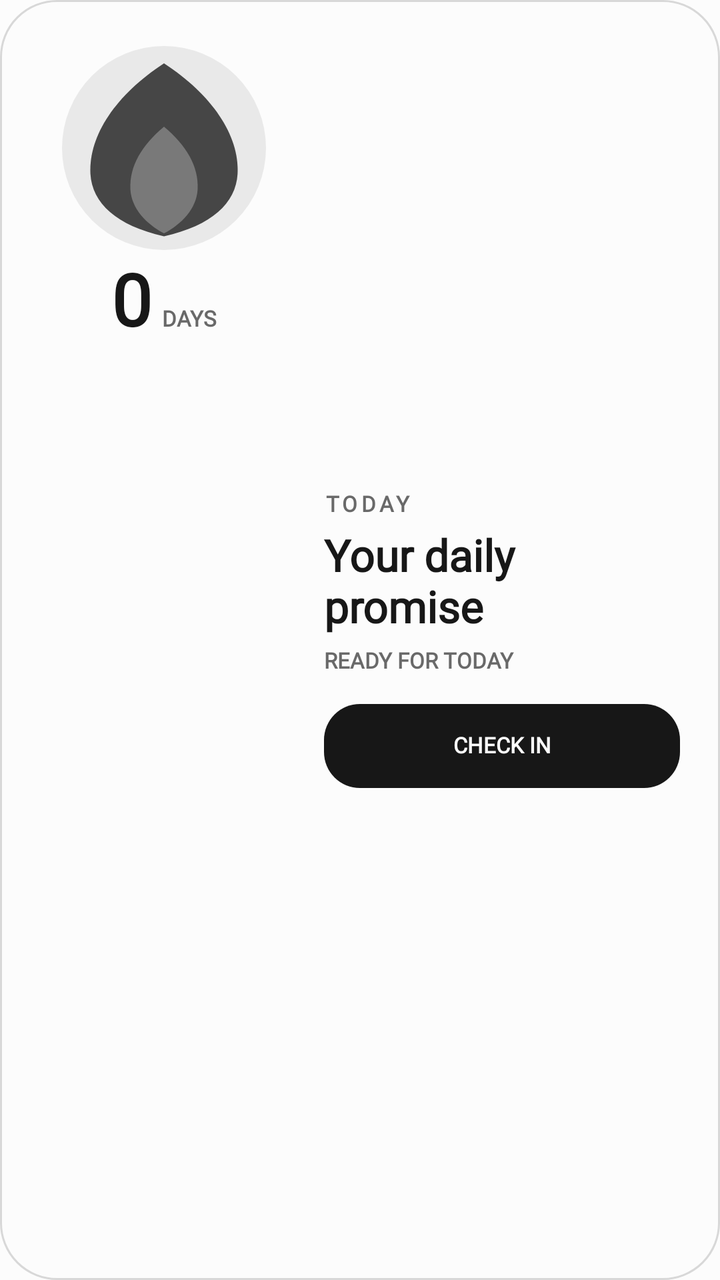
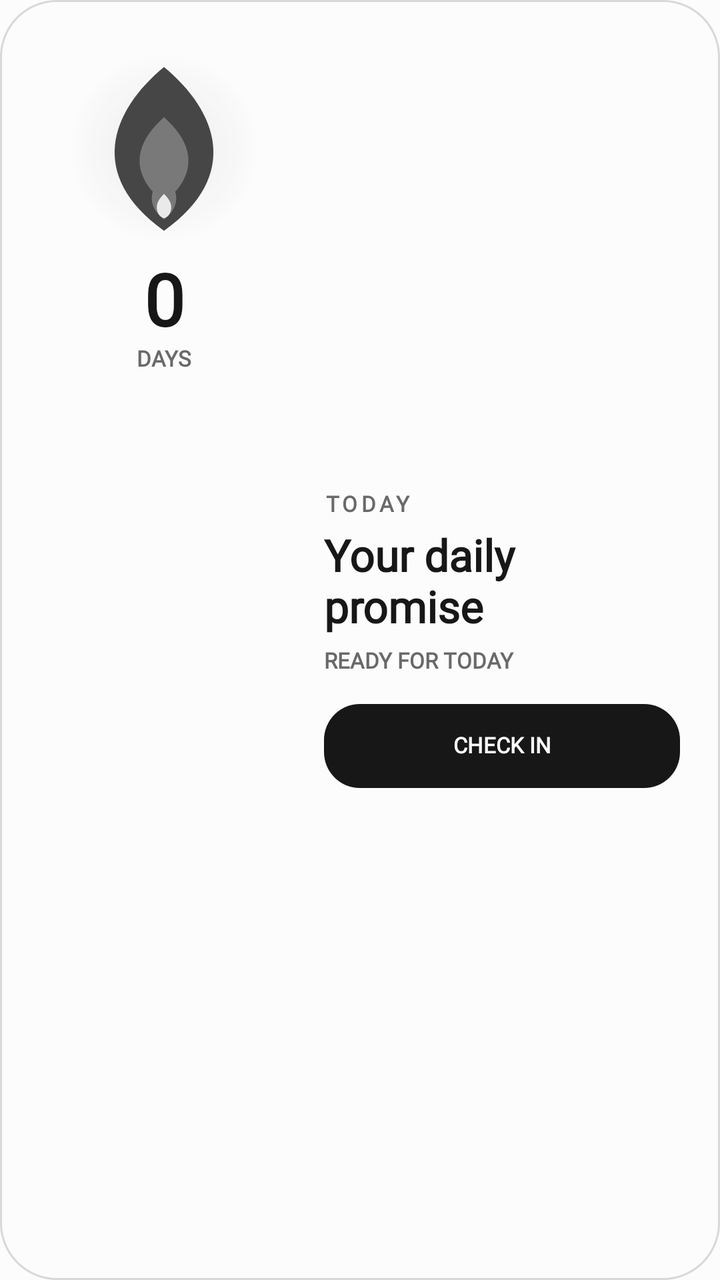

Compare the two renders of this Android layout. The source of the first and the diff that turns it into the second are given below.
<!-- AndroidManifest.xml: application theme Theme.StreakWidget -->
<!-- res/layout/widget_layout_expanded.xml -->
<?xml version="1.0" encoding="utf-8"?>
<FrameLayout xmlns:android="http://schemas.android.com/apk/res/android"
    android:id="@+id/widget_background"
    android:layout_width="match_parent"
    android:layout_height="match_parent"
    android:background="@drawable/widget_bg_shape"
    android:padding="20dp">

    <LinearLayout
        android:layout_width="match_parent"
        android:layout_height="match_parent"
        android:gravity="center_vertical"
        android:orientation="horizontal">

        <LinearLayout
            android:layout_width="124dp"
            android:layout_height="match_parent"
            android:gravity="center_horizontal"
            android:orientation="vertical">

            <FrameLayout
                android:layout_width="108dp"
                android:layout_height="108dp">

                <ImageView
                    android:id="@+id/widget_flame_glow"
                    android:layout_width="102dp"
                    android:layout_height="102dp"
                    android:layout_gravity="center"
                    android:contentDescription="@null"
                    android:src="@drawable/widget_flame_glow" />

                <ImageView
                    android:id="@+id/widget_flame_outer"
                    android:layout_width="92dp"
                    android:layout_height="92dp"
                    android:layout_gravity="center"
                    android:contentDescription="@null"
                    android:src="@drawable/ic_widget_flame_outer" />

                <ImageView
                    android:id="@+id/widget_flame_inner"
                    android:layout_width="58dp"
                    android:layout_height="58dp"
                    android:layout_gravity="center_horizontal|bottom"
                    android:layout_marginBottom="9dp"
                    android:contentDescription="@null"
                    android:src="@drawable/ic_widget_flame_inner" />
            </FrameLayout>

            <LinearLayout
                android:layout_width="wrap_content"
                android:layout_height="wrap_content"
                android:layout_marginTop="2dp"
                android:gravity="bottom"
                android:orientation="horizontal">

                <TextView
                    style="@style/WidgetText"
                    android:id="@+id/widget_streak_count"
                    android:layout_width="wrap_content"
                    android:layout_height="wrap_content"
                    android:includeFontPadding="false"
                    android:text="@string/widget_preview_count"
                    android:textColor="#171717"
                    android:textSize="36sp"
                    android:textStyle="bold" />

                <TextView
                    style="@style/WidgetText"
                    android:id="@+id/widget_streak_label"
                    android:layout_width="wrap_content"
                    android:layout_height="wrap_content"
                    android:layout_marginStart="5dp"
                    android:includeFontPadding="false"
                    android:text="@string/widget_preview_days"
                    android:textColor="#696969"
                    android:textSize="11sp"
                    android:textStyle="bold" />
            </LinearLayout>
        </LinearLayout>

        <LinearLayout
            android:layout_width="0dp"
            android:layout_height="match_parent"
            android:layout_marginStart="18dp"
            android:layout_weight="1"
            android:gravity="center_vertical"
            android:orientation="vertical">

            <TextView
                style="@style/WidgetText"
                android:id="@+id/widget_eyebrow"
                android:layout_width="match_parent"
                android:layout_height="wrap_content"
                android:includeFontPadding="false"
                android:letterSpacing="0.16"
                android:text="@string/widget_preview_today"
                android:textColor="#696969"
                android:textSize="11sp"
                android:textStyle="bold" />

            <TextView
                style="@style/WidgetText"
                android:id="@+id/widget_habit_name"
                android:layout_width="match_parent"
                android:layout_height="wrap_content"
                android:layout_marginTop="7dp"
                android:ellipsize="end"
                android:includeFontPadding="false"
                android:maxLines="2"
                android:text="@string/widget_preview_goal"
                android:textColor="#171717"
                android:textSize="22sp"
                android:textStyle="bold" />

            <TextView
                style="@style/WidgetText"
                android:id="@+id/widget_status"
                android:layout_width="match_parent"
                android:layout_height="wrap_content"
                android:layout_marginTop="7dp"
                android:ellipsize="end"
                android:includeFontPadding="false"
                android:maxLines="1"
                android:text="@string/widget_preview_status"
                android:textColor="#696969"
                android:textSize="11sp"
                android:textStyle="bold" />

            <TextView
                style="@style/WidgetText"
                android:id="@+id/widget_task_progress"
                android:layout_width="match_parent"
                android:layout_height="wrap_content"
                android:layout_marginTop="5dp"
                android:ellipsize="end"
                android:includeFontPadding="false"
                android:maxLines="1"
                android:textColor="#696969"
                android:textSize="11sp"
                android:textStyle="bold"
                android:visibility="gone" />

            <TextView
                style="@style/WidgetText"
                android:id="@+id/widget_check_in"
                android:layout_width="match_parent"
                android:layout_height="42dp"
                android:layout_marginTop="15dp"
                android:background="@drawable/widget_action_shape"
                android:gravity="center"
                android:includeFontPadding="false"
                android:text="@string/widget_preview_check_in"
                android:textAllCaps="true"
                android:textColor="#FCFCFC"
                android:textSize="11sp"
                android:textStyle="bold" />
        </LinearLayout>
    </LinearLayout>
</FrameLayout>
<!-- resources referenced by this layout -->
<resources>
  <!-- drawable ic_widget_flame_inner (drawable) -->
  <?xml version="1.0" encoding="utf-8"?>
  <vector xmlns:android="http://schemas.android.com/apk/res/android"
      android:width="100dp"
      android:height="100dp"
      android:viewportWidth="100"
      android:viewportHeight="100">
      <path
          android:fillColor="@color/widget_flame_idle_inner"
          android:pathData="M50,4 C69,20 80,38 79,58 C78,75 65,88 50,96 C35,88 22,75 21,58 C20,38 31,20 50,4 Z" />
  </vector>
  <!-- drawable ic_widget_flame_outer (drawable) -->
  <?xml version="1.0" encoding="utf-8"?>
  <vector xmlns:android="http://schemas.android.com/apk/res/android"
      android:width="100dp"
      android:height="100dp"
      android:viewportWidth="100"
      android:viewportHeight="100">
      <path
          android:fillColor="@color/widget_flame_idle_outer"
          android:pathData="M50,4 C76,21 91,43 90,64 C89,80 76,92 50,98 C24,92 11,80 10,64 C9,43 24,21 50,4 Z" />
  </vector>
  <!-- drawable widget_action_shape (drawable) -->
  <?xml version="1.0" encoding="utf-8"?>
  <shape xmlns:android="http://schemas.android.com/apk/res/android" android:shape="rectangle">
      <solid android:color="@color/widget_action_surface" />
      <corners android:radius="18dp" />
  </shape>
  <!-- drawable widget_bg_shape (drawable) -->
  <?xml version="1.0" encoding="utf-8"?>
  <shape xmlns:android="http://schemas.android.com/apk/res/android" android:shape="rectangle">
      <solid android:color="@color/widget_surface" />
      <corners android:radius="28dp" />
      <stroke
          android:width="1dp"
          android:color="@color/widget_outline" />
  </shape>
  <!-- drawable widget_flame_glow (drawable) -->
  <?xml version="1.0" encoding="utf-8"?>
  <shape xmlns:android="http://schemas.android.com/apk/res/android" android:shape="oval">
      <solid android:color="@color/widget_flame_idle_glow" />
  </shape>
  <string name="widget_preview_check_in">CHECK IN</string>
  <string name="widget_preview_count">0</string>
  <string name="widget_preview_days">DAYS</string>
  <string name="widget_preview_goal">Your daily promise</string>
  <string name="widget_preview_status">READY FOR TODAY</string>
  <string name="widget_preview_today">TODAY</string>
  <style name="WidgetText">
          <item name="android:fontFamily">serif</item>
      </style>
  <style name="Theme.StreakWidget" parent="android:Theme.Material.Light.NoActionBar">
          <item name="android:windowBackground">#FCFCFC</item>
          <item name="android:colorAccent">#151515</item>
          <item name="android:statusBarColor">#FCFCFC</item>
          <item name="android:navigationBarColor">#FCFCFC</item>
          <item name="android:windowLightStatusBar">true</item>
          <item name="android:windowNoTitle">true</item>
      </style>
  <color name="widget_flame_idle_inner">#797979</color>
  <color name="widget_flame_idle_outer">#464646</color>
  <color name="widget_action_surface">#171717</color>
  <color name="widget_surface">#FCFCFC</color>
  <color name="widget_outline">#D8D8D8</color>
  <color name="widget_flame_idle_glow">#14171717</color>
</resources>

<!-- the commit's change to res/layout/widget_layout_expanded.xml (unified diff, before → after) -->
@@ -39,6 +39,14 @@
                     android:src="@drawable/ic_widget_flame_outer" />
 
                 <ImageView
+                    android:id="@+id/widget_flame_mid"
+                    android:layout_width="70dp"
+                    android:layout_height="70dp"
+                    android:layout_gravity="center"
+                    android:contentDescription="@null"
+                    android:src="@drawable/ic_widget_flame_mid" />
+
+                <ImageView
                     android:id="@+id/widget_flame_inner"
                     android:layout_width="58dp"
                     android:layout_height="58dp"
@@ -52,15 +60,20 @@
                 android:layout_width="wrap_content"
                 android:layout_height="wrap_content"
                 android:layout_marginTop="2dp"
-                android:gravity="bottom"
-                android:orientation="horizontal">
+                android:gravity="center"
+                android:orientation="vertical">
 
                 <TextView
                     style="@style/WidgetText"
                     android:id="@+id/widget_streak_count"
-                    android:layout_width="wrap_content"
+                    android:layout_width="64dp"
                     android:layout_height="wrap_content"
                     android:includeFontPadding="false"
+                    android:gravity="center"
+                    android:autoSizeTextType="uniform"
+                    android:autoSizeMinTextSize="16sp"
+                    android:autoSizeMaxTextSize="36sp"
+                    android:autoSizeStepGranularity="1sp"
                     android:text="@string/widget_preview_count"
                     android:textColor="#171717"
                     android:textSize="36sp"
@@ -71,7 +84,7 @@
                     android:id="@+id/widget_streak_label"
                     android:layout_width="wrap_content"
                     android:layout_height="wrap_content"
-                    android:layout_marginStart="5dp"
+                    android:layout_marginTop="1dp"
                     android:includeFontPadding="false"
                     android:text="@string/widget_preview_days"
                     android:textColor="#696969"
<!-- resource entries referenced after the edit -->
@@ -7,9 +7,26 @@
       android:height="100dp"
       android:viewportWidth="100"
       android:viewportHeight="100">
+      
       <path
           android:fillColor="@color/widget_flame_idle_inner"
-          android:pathData="M50,4 C69,20 80,38 79,58 C78,75 65,88 50,96 C35,88 22,75 21,58 C20,38 31,20 50,4 Z" />
+          android:pathData="M50,44 C62,57 66,72 50,84 C34,72 38,57 50,44 Z" />
+      <path
+          android:fillColor="#FFFFFF"
+          android:pathData="M50,62 C55,67 57,71 56,76 C55,80 53,82 50,83 C47,82 45,80 44,76 C43,71 45,67 50,62 Z"
+          android:fillAlpha="0.85" />
+  </vector>
+  <!-- drawable ic_widget_flame_mid (drawable) -->
+  <?xml version="1.0" encoding="utf-8"?>
+  <vector xmlns:android="http://schemas.android.com/apk/res/android"
+      android:width="100dp"
+      android:height="100dp"
+      android:viewportWidth="100"
+      android:viewportHeight="100">
+      
+      <path
+          android:fillColor="@color/widget_flame_idle_inner"
+          android:pathData="M50,28 C68,44 78,66 50,89 C22,66 32,44 50,28 Z" />
   </vector>
   <!-- drawable ic_widget_flame_outer (drawable) -->
   <?xml version="1.0" encoding="utf-8"?>
@@ -18,9 +35,10 @@
       android:height="100dp"
       android:viewportWidth="100"
       android:viewportHeight="100">
+      
       <path
           android:fillColor="@color/widget_flame_idle_outer"
-          android:pathData="M50,4 C76,21 91,43 90,64 C89,80 76,92 50,98 C24,92 11,80 10,64 C9,43 24,21 50,4 Z" />
+          android:pathData="M50,6 C79,30 92,65 50,95 C8,65 21,30 50,6 Z" />
   </vector>
   <!-- drawable widget_action_shape (drawable) -->
   <?xml version="1.0" encoding="utf-8"?>
@@ -40,7 +58,13 @@
   <!-- drawable widget_flame_glow (drawable) -->
   <?xml version="1.0" encoding="utf-8"?>
   <shape xmlns:android="http://schemas.android.com/apk/res/android" android:shape="oval">
-      <solid android:color="@color/widget_flame_idle_glow" />
+      <gradient
+          android:centerX="0.5"
+          android:centerY="0.5"
+          android:endColor="@android:color/transparent"
+          android:gradientRadius="48dp"
+          android:startColor="@color/widget_flame_idle_glow"
+          android:type="radial" />
   </shape>
   <string name="widget_preview_check_in">CHECK IN</string>
   <string name="widget_preview_count">0</string>
